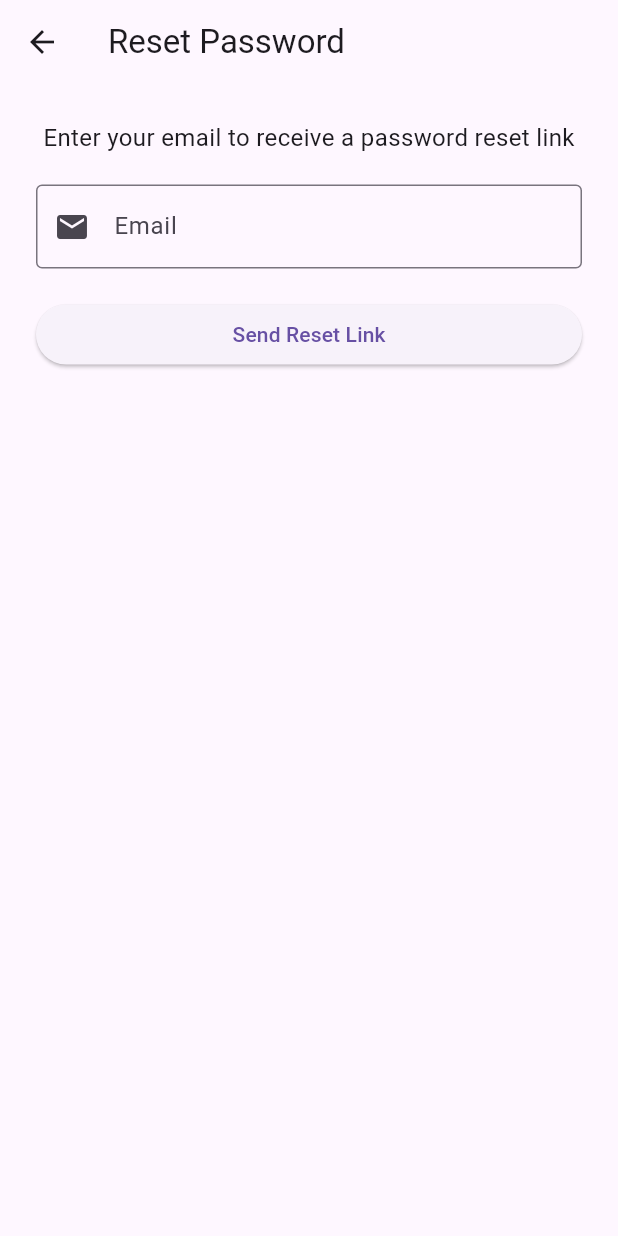
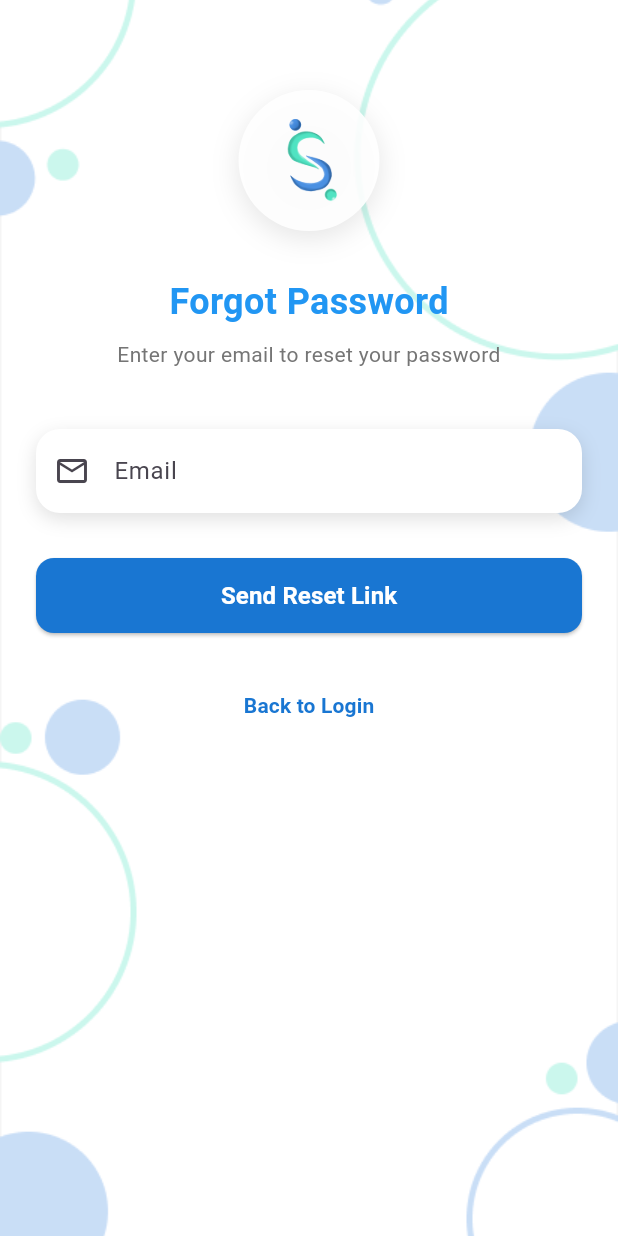
Before and after one commit to zxhenn/Flutter-Project, a Flutter app: the ForgotPasswordScreen screen opened by its route, on a phone screen of 412 x 824 dp. Run offline on Flutter 3.47's test engine with Material 3 defaults, Android fonts, the phone set to English and light mode, and no system bars; our stand-ins replace awesome_notifications, cloud_firestore, firebase_auth, firebase_core, fl_chart, geolocator and 3 more; accounts and stored records are empty.

Commit message:
Redesigned forgot passwrod and added email validation

```diff
--- a/lib/screens/forgot_password_screen.dart
+++ b/lib/screens/forgot_password_screen.dart
@@ -13,15 +13,39 @@ class _ForgotPasswordScreenState extends State<ForgotPasswordScreen> {
   bool _isLoading = false;
 
   Future<void> _sendResetEmail() async {
+    final email = _emailController.text.trim();
+
+    if (email.isEmpty) {
+      if (!mounted) return;
+      ScaffoldMessenger.of(context).showSnackBar(
+        const SnackBar(
+          content: Text('Please enter your email address'),
+          backgroundColor: Colors.red,
+        ),
+      );
+      return;
+    }
+
+    if (!RegExp(r'^[\w-\.]+@([\w-]+\.)+[\w-]{2,4}$').hasMatch(email)) {
+      if (!mounted) return;
+      ScaffoldMessenger.of(context).showSnackBar(
+        const SnackBar(
+          content: Text('Please enter a valid email address'),
+          backgroundColor: Colors.red,
+        ),
+      );
+      return;
+    }
+
     setState(() => _isLoading = true);
     try {
       await FirebaseAuth.instance.sendPasswordResetEmail(
-        email: _emailController.text.trim(),
+        email: email,
       );
       if (!mounted) return;
       ScaffoldMessenger.of(context).showSnackBar(
         const SnackBar(
-          content: Text('Password reset email sent!'),
+          content: Text('Password reset email sent! Check your inbox.'),
           backgroundColor: Colors.green,
         ),
       );
@@ -30,7 +54,7 @@ class _ForgotPasswordScreenState extends State<ForgotPasswordScreen> {
       if (!mounted) return;
       ScaffoldMessenger.of(context).showSnackBar(
         SnackBar(
-          content: Text('Error: ${e.message}'),
+          content: Text(e.message ?? 'Error sending reset email'),
           backgroundColor: Colors.red,
         ),
       );
@@ -48,38 +72,162 @@ class _ForgotPasswordScreenState extends State<ForgotPasswordScreen> {
   @override
   Widget build(BuildContext context) {
     return Scaffold(
-      appBar: AppBar(
-        title: const Text('Reset Password'),
+      body: Stack(
+        children: [
+          // Background Image
+          SizedBox.expand(
+            child: Image.asset(
+              'assets/images/bg.png',
+              fit: BoxFit.cover,
             ),
-      body: Padding(
-        padding: const EdgeInsets.all(24.0),
+          ),
+          // Overlay to reduce background opacity
+          Container(
+            color: Colors.white.withOpacity(0.7),
+          ),
+          SafeArea(
+            child: SingleChildScrollView(
+              padding: const EdgeInsets.fromLTRB(24, 40, 24, 24),
               child: Column(
+                crossAxisAlignment: CrossAxisAlignment.stretch,
                 children: [
-            const Text(
-              'Enter your email to receive a password reset link',
-              style: TextStyle(fontSize: 16),
+                  const SizedBox(height: 20),
+                  // App Logo
+                  Center(
+                    child: Container(
+                      padding: const EdgeInsets.all(12),
+                      decoration: BoxDecoration(
+                        color: Colors.white.withOpacity(0.9),
+                        shape: BoxShape.circle,
+                        boxShadow: [
+                          BoxShadow(
+                            color: Colors.black.withOpacity(0.1),
+                            blurRadius: 15,
+                            offset: const Offset(0, 5),
+                          ),
+                        ],
+                      ),
+                      child: Image.asset(
+                        'assets/app_icon.png',
+                        height: 70,
+                        width: 70,
+                      ),
+                    ),
+                  ),
+                  const SizedBox(height: 30),
+                  const Center(
+                    child: Text(
+                      'Forgot Password',
+                      style: TextStyle(
+                        fontSize: 24,
+                        fontWeight: FontWeight.w600,
+                        color: Colors.blue,
+                      ),
+                    ),
+                  ),
+                  const SizedBox(height: 8),
+                  Center(
+                    child: Text(
+                      'Enter your email to reset your password',
+                      style: TextStyle(
+                        fontSize: 14,
+                        color: Colors.grey[600],
+                      ),
+                      textAlign: TextAlign.center,
+                    ),
+                  ),
+                  const SizedBox(height: 40),
+
+                  // Email Input
+                  _buildTextField(
+                    controller: _emailController,
+                    hintText: 'Email',
+                    icon: Icons.email_outlined,
+                  ),
+                  const SizedBox(height: 30),
+
+                  // Send Reset Link Button
+                  SizedBox(
+                    width: double.infinity,
+                    height: 50,
+                    child: ElevatedButton(
+                      onPressed: _isLoading ? null : _sendResetEmail,
+                      style: ElevatedButton.styleFrom(
+                        backgroundColor: Colors.blue[700],
+                        shape: RoundedRectangleBorder(
+                          borderRadius: BorderRadius.circular(12),
+                        ),
+                      ),
+                      child: _isLoading
+                          ? const SizedBox(
+                              height: 20,
+                              width: 20,
+                              child: CircularProgressIndicator(
+                                color: Colors.white,
+                                strokeWidth: 2,
+                              ),
+                            )
+                          : const Text(
+                              'Send Reset Link',
+                              style: TextStyle(
+                                color: Colors.white,
+                                fontWeight: FontWeight.bold,
+                                fontSize: 16,
+                              ),
+                            ),
+                    ),
+                  ),
+                  const SizedBox(height: 24),
+
+                  // Back to Login
+                  Center(
+                    child: TextButton(
+                      onPressed: () => Navigator.pop(context),
+                      child: Text(
+                        'Back to Login',
+                        style: TextStyle(
+                          color: Colors.blue[700],
+                          fontWeight: FontWeight.w600,
+                          fontSize: 14,
+                        ),
+                      ),
+                    ),
                   ),
                   const SizedBox(height: 20),
-            TextField(
-              controller: _emailController,
-              decoration: const InputDecoration(
-                labelText: 'Email',
-                border: OutlineInputBorder(),
-                prefixIcon: Icon(Icons.email),
+                ],
               ),
-              keyboardType: TextInputType.emailAddress,
-            ),
-            const SizedBox(height: 20),
-            SizedBox(
-              width: double.infinity,
-              child: ElevatedButton(
-                onPressed: _isLoading ? null : _sendResetEmail,
-                child: _isLoading
-                    ? const CircularProgressIndicator()
-                    : const Text('Send Reset Link'),
             ),
           ),
         ],
+      ),
+    );
+  }
+
+  Widget _buildTextField({
+    required TextEditingController controller,
+    required String hintText,
+    required IconData icon,
+  }) {
+    return Container(
+      decoration: BoxDecoration(
+        color: Colors.white,
+        borderRadius: BorderRadius.circular(16),
+        boxShadow: [
+          BoxShadow(
+            color: Colors.black12,
+            blurRadius: 10,
+            offset: const Offset(0, 4),
+          ),
+        ],
+      ),
+      child: TextField(
+        controller: controller,
+        keyboardType: TextInputType.emailAddress,
+        decoration: InputDecoration(
+          hintText: hintText,
+          prefixIcon: Icon(icon),
+          border: InputBorder.none,
+          contentPadding: const EdgeInsets.all(16),
         ),
       ),
     );
```
Lines whose indentation alone changed are shown as unchanged.
